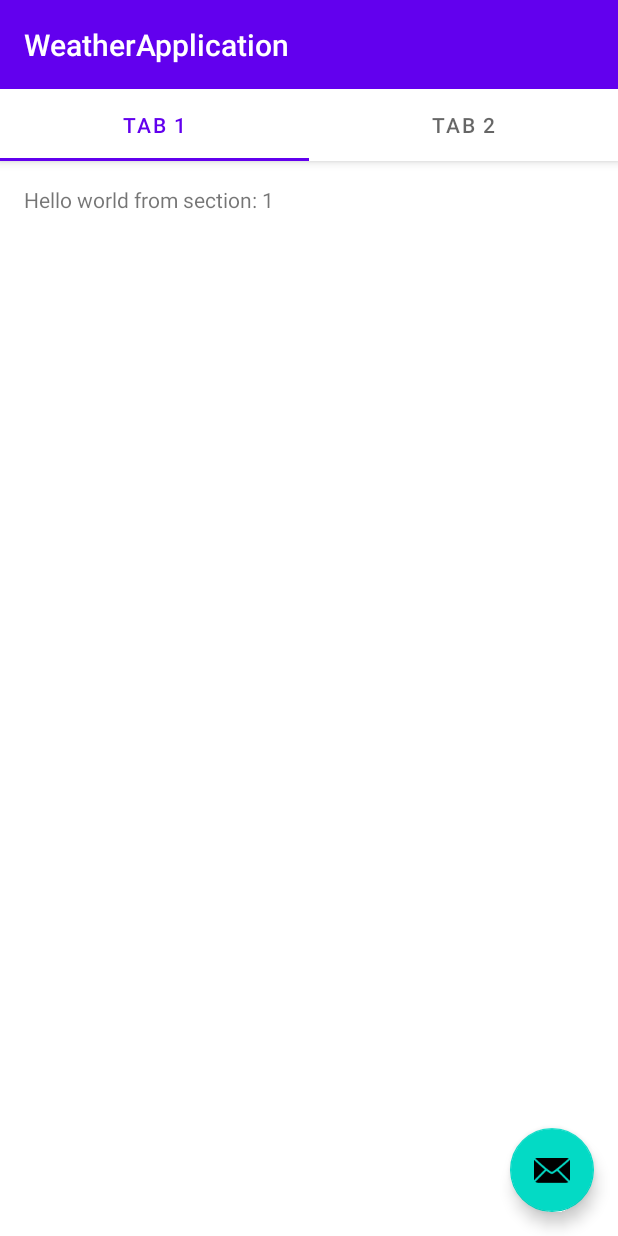
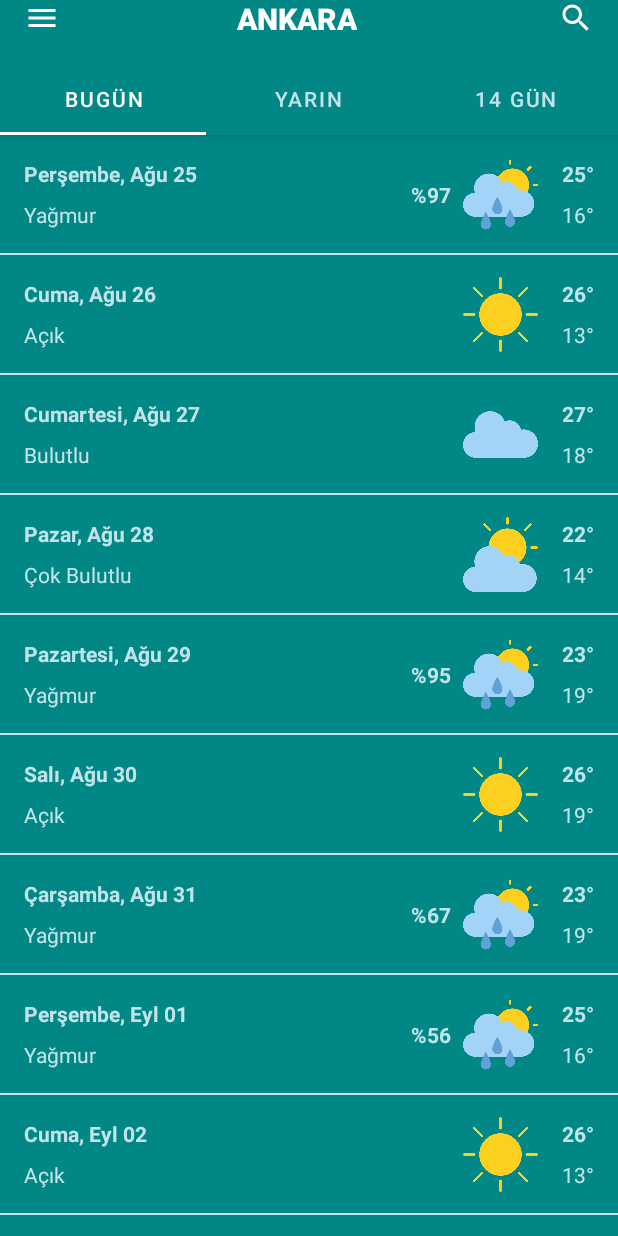
Before and after one commit to aysesenses2/WeatherApplication, an Android app: the screen it shows after launch (MainActivity), on a phone screen of 412 x 824 dp. Run offline under Robolectric (Android 15) with nearby library versions, the phone set to English and light mode, and no system bars.

Commit message:
Weather App design created.

```diff
--- a/app/src/main/java/com/example/weatherapplication/MainActivity.kt
+++ b/app/src/main/java/com/example/weatherapplication/MainActivity.kt
@@ -26,11 +26,14 @@ class MainActivity : AppCompatActivity() {
         viewPager.adapter = sectionsPagerAdapter
         val tabs: TabLayout = binding.tabs
         tabs.setupWithViewPager(viewPager)
+
+        /*
         val fab: FloatingActionButton = binding.fab
 
         fab.setOnClickListener { view ->
             Snackbar.make(view, "Replace with your own action", Snackbar.LENGTH_LONG)
                 .setAction("Action", null).show()
         }
+        */
     }
 }
--- /dev/null
+++ b/app/src/main/java/com/example/weatherapplication/RecylerViewAdapter.kt
@@ -0,0 +1,44 @@
+package com.example.weatherapplication
+
+import android.view.LayoutInflater
+import android.view.View
+import android.view.ViewGroup
+import android.widget.ImageView
+import android.widget.TextView
+import androidx.recyclerview.widget.RecyclerView
+
+class RecylerViewAdapter(private val itemList: List<WeatherModel>) :
+    RecyclerView.Adapter<RecylerViewAdapter.ViewHolder>() {
+
+    class ViewHolder(itemView: View) : RecyclerView.ViewHolder(itemView) {
+        // You can add other views here that you need to bind
+        val weather: TextView = itemView.findViewById(R.id.weather)
+        val day: TextView = itemView.findViewById(R.id.day)
+        var weatherImage: ImageView = itemView.findViewById(R.id.weatherImage)
+        val temp: TextView = itemView.findViewById(R.id.temp)
+        val temp2: TextView = itemView.findViewById(R.id.temp2)
+        val hummiditiy: TextView = itemView.findViewById(R.id.hummiditiy)
+    }
+
+    override fun onCreateViewHolder(parent: ViewGroup, viewType: Int): ViewHolder {
+        val itemView = LayoutInflater.from(parent.context)
+            .inflate(R.layout.item_weather, parent, false)
+        return ViewHolder(itemView)
+    }
+
+    override fun onBindViewHolder(holder: ViewHolder, position: Int) {
+        // Bind other views and data here
+        val currentItem = itemList[position]
+
+        holder.weather.text = currentItem.weather
+        holder.day.text = currentItem.day
+        holder.weatherImage.setImageResource(currentItem.weatherImageResId)
+        holder.temp.text = currentItem.temp
+        holder.temp2.text = currentItem.temp2
+        holder.hummiditiy.text = currentItem.hummiditiy
+    }
+
+    override fun getItemCount(): Int {
+        return itemList.size
+    }
+}
--- /dev/null
+++ b/app/src/main/java/com/example/weatherapplication/WeatherModel.kt
@@ -0,0 +1,11 @@
+package com.example.weatherapplication
+
+
+data class WeatherModel(
+    val day: String,
+    val weather: String,
+    val weatherImageResId: Int,
+    val temp: String,
+    val temp2: String,
+    val hummiditiy: String?
+)
--- a/app/src/main/java/com/example/weatherapplication/ui/main/PlaceholderFragment.kt
+++ b/app/src/main/java/com/example/weatherapplication/ui/main/PlaceholderFragment.kt
@@ -4,11 +4,12 @@ import android.os.Bundle
 import android.view.LayoutInflater
 import android.view.View
 import android.view.ViewGroup
-import android.widget.TextView
 import androidx.fragment.app.Fragment
-import androidx.lifecycle.Observer
 import androidx.lifecycle.ViewModelProvider
+import androidx.recyclerview.widget.RecyclerView
 import com.example.weatherapplication.R
+import com.example.weatherapplication.RecylerViewAdapter
+import com.example.weatherapplication.WeatherModel
 import com.example.weatherapplication.databinding.FragmentMainBinding
 
 /**
@@ -23,26 +24,146 @@ class PlaceholderFragment : Fragment() {
     // onDestroyView.
     private val binding get() = _binding!!
 
+    private lateinit var recyclerView: RecyclerView
+    private lateinit var adapter: RecylerViewAdapter
+    private lateinit var itemList: List<WeatherModel> // Your data model class
+
+
     override fun onCreate(savedInstanceState: Bundle?) {
         super.onCreate(savedInstanceState)
         pageViewModel = ViewModelProvider(this).get(PageViewModel::class.java).apply {
             setIndex(arguments?.getInt(ARG_SECTION_NUMBER) ?: 1)
         }
+
     }
 
+    private fun generateDummyData(): List<WeatherModel> {
+
+        val dummyList = mutableListOf(
+
+            WeatherModel(
+                day = "Perşembe, Ağu 25",
+                weather = "Yağmur",
+                weatherImageResId = R.drawable.cloudy_rain,
+                temp = "25°",
+                temp2 = "16°",
+                hummiditiy = "%97"
+            ),
+            WeatherModel(
+                day = "Cuma, Ağu 26",
+                weather = "Açık",
+                weatherImageResId = R.drawable.sun,
+                temp = "26°",
+                temp2 = "13°",
+                hummiditiy = null
+
+            ),
+            WeatherModel(
+                day = "Cumartesi, Ağu 27",
+                weather = "Bulutlu",
+                weatherImageResId = R.drawable.cloud,
+                temp = "27°",
+                temp2 = "18°",
+                hummiditiy = null
+
+            ),
+            WeatherModel(
+                day = "Pazar, Ağu 28",
+                weather = "Çok Bulutlu",
+                weatherImageResId = R.drawable.cloudy,
+                temp = "22°",
+                temp2 = "14°",
+                hummiditiy = null
+
+            ),    WeatherModel(
+                day = "Pazartesi, Ağu 29",
+                weather = "Yağmur",
+                weatherImageResId = R.drawable.cloudy_rain,
+                temp = "23°",
+                temp2 = "19°",
+                hummiditiy = "%95"
+
+            )
+            ,    WeatherModel(
+                day = "Salı, Ağu 30",
+                weather = "Açık",
+                weatherImageResId = R.drawable.sun,
+                temp = "26°",
+                temp2 = "19°",
+                hummiditiy = null
+
+            ),
+                WeatherModel(
+                day = "Çarşamba, Ağu 31",
+                weather = "Yağmur",
+                weatherImageResId = R.drawable.cloudy_rain,
+                temp = "23°",
+                temp2 = "19°",
+                    hummiditiy = "%67"
+
+                ),
+            WeatherModel(
+                day = "Perşembe, Eyl 01",
+                weather = "Yağmur",
+                weatherImageResId = R.drawable.cloudy_rain,
+                temp = "25°",
+                temp2 = "16°",
+                hummiditiy = "%56"
+
+            ),
+            WeatherModel(
+                day = "Cuma, Eyl 02",
+                weather = "Açık",
+                weatherImageResId = R.drawable.sun,
+                temp = "26°",
+                temp2 = "13°",
+                hummiditiy = null
+
+            ),
+            WeatherModel(
+                day = "Cumartesi, Eyl 03",
+                weather = "Bulutlu",
+                weatherImageResId = R.drawable.cloud,
+                temp = "27°",
+                temp2 = "18°",
+                hummiditiy = null
+
+            ),
+            WeatherModel(
+                day = "Pazar, Eyl 04",
+                weather = "Çok Bulutlu",
+                weatherImageResId = R.drawable.cloudy,
+                temp = "22°",
+                temp2 = "14°",
+                hummiditiy = null
+
+            ),
+        )
+
+        return dummyList
+    }
     override fun onCreateView(
         inflater: LayoutInflater, container: ViewGroup?,
         savedInstanceState: Bundle?
-    ): View? {
+    ): View {
 
         _binding = FragmentMainBinding.inflate(inflater, container, false)
-        val root = binding.root
 
+        recyclerView = binding.recylerview
+        // Initialize your list of dummy data
+        itemList = generateDummyData()
+
+        // Create and set the adapter
+        adapter = RecylerViewAdapter(itemList) // Pass your list of items to the adapter
+        recyclerView.adapter = adapter
+
+        /*
         val textView: TextView = binding.sectionLabel
         pageViewModel.text.observe(viewLifecycleOwner, Observer {
             textView.text = it
         })
-        return root
+        */
+        return binding.root
     }
 
     companion object {
--- a/app/src/main/java/com/example/weatherapplication/ui/main/SectionsPagerAdapter.kt
+++ b/app/src/main/java/com/example/weatherapplication/ui/main/SectionsPagerAdapter.kt
@@ -8,7 +8,8 @@ import com.example.weatherapplication.R
 
 private val TAB_TITLES = arrayOf(
     R.string.tab_text_1,
-    R.string.tab_text_2
+    R.string.tab_text_2,
+    R.string.tab_text_3
 )
 
 /**
@@ -30,6 +31,6 @@ class SectionsPagerAdapter(private val context: Context, fm: FragmentManager) :
 
     override fun getCount(): Int {
         // Show 2 total pages.
-        return 2
+        return 3
     }
 }
--- /dev/null
+++ b/app/src/main/res/drawable/ic_cloud.xml
@@ -0,0 +1,5 @@
+<vector android:height="24dp" android:tint="#FFFFFF"
+    android:viewportHeight="24" android:viewportWidth="24"
+    android:width="24dp" xmlns:android="http://schemas.android.com/apk/res/android">
+    <path android:fillColor="@android:color/white" android:pathData="M19.35,10.04C18.67,6.59 15.64,4 12,4 9.11,4 6.6,5.64 5.35,8.04 2.34,8.36 0,10.91 0,14c0,3.31 2.69,6 6,6h13c2.76,0 5,-2.24 5,-5 0,-2.64 -2.05,-4.78 -4.65,-4.96z"/>
+</vector>
--- /dev/null
+++ b/app/src/main/res/drawable/ic_menu.xml
@@ -0,0 +1,5 @@
+<vector android:height="24dp" android:tint="#FFFFFF"
+    android:viewportHeight="24" android:viewportWidth="24"
+    android:width="24dp" xmlns:android="http://schemas.android.com/apk/res/android">
+    <path android:fillColor="@android:color/white" android:pathData="M3,18h18v-2L3,16v2zM3,13h18v-2L3,11v2zM3,6v2h18L21,6L3,6z"/>
+</vector>
--- /dev/null
+++ b/app/src/main/res/drawable/ic_search.xml
@@ -0,0 +1,5 @@
+<vector android:height="24dp" android:tint="#FFFFFF"
+    android:viewportHeight="24" android:viewportWidth="24"
+    android:width="24dp" xmlns:android="http://schemas.android.com/apk/res/android">
+    <path android:fillColor="@android:color/white" android:pathData="M15.5,14h-0.79l-0.28,-0.27C15.41,12.59 16,11.11 16,9.5 16,5.91 13.09,3 9.5,3S3,5.91 3,9.5 5.91,16 9.5,16c1.61,0 3.09,-0.59 4.23,-1.57l0.27,0.28v0.79l5,4.99L20.49,19l-4.99,-5zM9.5,14C7.01,14 5,11.99 5,9.5S7.01,5 9.5,5 14,7.01 14,9.5 11.99,14 9.5,14z"/>
+</vector>
--- a/app/src/main/res/layout/activity_main.xml
+++ b/app/src/main/res/layout/activity_main.xml
@@ -7,9 +7,28 @@
     tools:context=".MainActivity">
 
     <com.google.android.material.appbar.AppBarLayout
+        android:id="@+id/appBarLayout"
         android:layout_width="match_parent"
         android:layout_height="wrap_content"
         android:theme="@style/Theme.WeatherApplication.AppBarOverlay">
+
+        <androidx.constraintlayout.widget.ConstraintLayout
+            android:layout_width="match_parent"
+            android:layout_height="wrap_content">
+
+            <ImageView
+                android:id="@+id/optionMenu"
+                android:layout_width="wrap_content"
+                android:layout_height="wrap_content"
+                android:layout_marginStart="16dp"
+                android:src="@drawable/ic_menu"
+                app:layout_constraintEnd_toStartOf="@+id/title"
+                app:layout_constraintHorizontal_bias="0.5"
+                app:layout_constraintHorizontal_chainStyle="spread_inside"
+                app:layout_constraintStart_toStartOf="parent"
+                tools:layout_editor_absoluteY="16dp">
+
+            </ImageView>
 
             <TextView
                 android:id="@+id/title"
@@ -18,14 +37,42 @@
                 android:gravity="center"
                 android:minHeight="?actionBarSize"
                 android:padding="@dimen/appbar_padding"
-            android:text="@string/app_name"
-            android:textAppearance="@style/TextAppearance.Widget.AppCompat.Toolbar.Title" />
+                android:text="ANKARA"
+                android:textAppearance="@style/TextAppearance.Widget.AppCompat.Toolbar.Title"
+                android:textStyle="bold"
+                app:layout_constraintBottom_toBottomOf="@+id/optionMenu"
+                app:layout_constraintEnd_toStartOf="@+id/search"
+                app:layout_constraintHorizontal_bias="0.5"
+                app:layout_constraintStart_toEndOf="@+id/optionMenu"
+                app:layout_constraintTop_toTopOf="@+id/optionMenu" />
+
+            <ImageView
+                android:id="@+id/search"
+                android:layout_width="wrap_content"
+                android:layout_height="wrap_content"
+                android:layout_marginStart="16dp"
+                android:layout_marginEnd="16dp"
+                android:src="@drawable/ic_search"
+                app:layout_constraintBottom_toBottomOf="@+id/title"
+                app:layout_constraintEnd_toEndOf="parent"
+                app:layout_constraintHorizontal_bias="0.5"
+                app:layout_constraintStart_toEndOf="@+id/title"
+                app:layout_constraintTop_toTopOf="@+id/title">
+
+            </ImageView>
+        </androidx.constraintlayout.widget.ConstraintLayout>
 
         <com.google.android.material.tabs.TabLayout
             android:id="@+id/tabs"
             android:layout_width="match_parent"
-            android:layout_height="wrap_content" />
+            android:layout_height="wrap_content"
+            android:elevation="0dp"
+            app:tabBackground="?attr/colorPrimary"
+            app:tabIndicatorColor="@android:color/white"
+            app:tabSelectedTextColor="@color/white"
+            app:tabTextColor="@color/white_gray" />
     </com.google.android.material.appbar.AppBarLayout>
+
 
     <androidx.viewpager.widget.ViewPager
         android:id="@+id/view_pager"
@@ -33,12 +80,4 @@
         android:layout_height="match_parent"
         app:layout_behavior="@string/appbar_scrolling_view_behavior" />
 
-    <com.google.android.material.floatingactionbutton.FloatingActionButton
-        android:id="@+id/fab"
-        android:layout_width="wrap_content"
-        android:layout_height="wrap_content"
-        android:layout_gravity="bottom|end"
-        android:layout_marginEnd="@dimen/fab_margin"
-        android:layout_marginBottom="16dp"
-        app:srcCompat="@android:drawable/ic_dialog_email" />
 </androidx.coordinatorlayout.widget.CoordinatorLayout>
--- a/app/src/main/res/layout/fragment_main.xml
+++ b/app/src/main/res/layout/fragment_main.xml
@@ -1,4 +1,5 @@
 <?xml version="1.0" encoding="utf-8"?>
+
 <androidx.constraintlayout.widget.ConstraintLayout xmlns:android="http://schemas.android.com/apk/res/android"
     xmlns:app="http://schemas.android.com/apk/res-auto"
     xmlns:tools="http://schemas.android.com/tools"
@@ -7,17 +8,20 @@
     android:layout_height="match_parent"
     tools:context=".ui.main.PlaceholderFragment">
 
-    <TextView
-        android:id="@+id/section_label"
-        android:layout_width="wrap_content"
-        android:layout_height="wrap_content"
-        android:layout_marginStart="@dimen/activity_horizontal_margin"
-        android:layout_marginTop="@dimen/activity_vertical_margin"
-        android:layout_marginEnd="@dimen/activity_horizontal_margin"
-        android:layout_marginBottom="@dimen/activity_vertical_margin"
-        app:layout_constraintLeft_toLeftOf="parent"
-        app:layout_constraintTop_toTopOf="@+id/constraintLayout"
-        tools:layout_constraintLeft_creator="1"
-        tools:layout_constraintTop_creator="1" />
+   <androidx.recyclerview.widget.RecyclerView
+       android:id="@+id/recylerview"
+       android:layout_width="match_parent"
+       android:layout_height="match_parent"
+       app:layoutManager="androidx.recyclerview.widget.LinearLayoutManager"
+       app:layout_constraintBottom_toBottomOf="parent"
+       app:layout_constraintEnd_toEndOf="parent"
+       app:layout_constraintHorizontal_bias="0.0"
+       app:layout_constraintStart_toStartOf="parent"
+       app:layout_constraintTop_toTopOf="parent"
+       app:layout_constraintVertical_bias="0.0"
+       tools:itemCount="10"
+       tools:listitem="@layout/item_weather">
+
+   </androidx.recyclerview.widget.RecyclerView>
 
 </androidx.constraintlayout.widget.ConstraintLayout>
--- /dev/null
+++ b/app/src/main/res/layout/item_weather.xml
@@ -0,0 +1,90 @@
+<?xml version="1.0" encoding="utf-8"?>
+<androidx.constraintlayout.widget.ConstraintLayout xmlns:android="http://schemas.android.com/apk/res/android"
+    xmlns:app="http://schemas.android.com/apk/res-auto"
+    xmlns:tools="http://schemas.android.com/tools"
+    android:layout_width="match_parent"
+    android:background="@color/teal_700"
+    android:layout_height="wrap_content">
+
+
+    <ImageView
+        android:id="@+id/weatherImage"
+        android:layout_width="50dp"
+        android:layout_height="50dp"
+        android:layout_marginEnd="16dp"
+        android:src="@drawable/ic_cloud"
+        app:layout_constraintBottom_toBottomOf="@+id/temp2"
+        app:layout_constraintEnd_toStartOf="@+id/temp"
+        app:layout_constraintTop_toTopOf="@+id/temp" />
+
+    <TextView
+        android:id="@+id/day"
+        android:layout_width="0dp"
+        android:layout_height="wrap_content"
+        android:layout_marginStart="16dp"
+        android:layout_marginTop="16dp"
+        android:layout_marginEnd="16dp"
+        android:text="Perşembe, Agu 25"
+        android:textColor="@color/white_gray"
+        android:textStyle="bold"
+        app:layout_constraintEnd_toStartOf="@+id/hummiditiy"
+        app:layout_constraintStart_toStartOf="parent"
+        app:layout_constraintTop_toTopOf="parent" />
+
+    <TextView
+        android:id="@+id/weather"
+        android:layout_width="0dp"
+        android:layout_height="wrap_content"
+        android:layout_marginTop="8dp"
+        android:text="Yağmur"
+        android:textColor="@color/white_gray"
+        app:layout_constraintEnd_toEndOf="@+id/day"
+        app:layout_constraintStart_toStartOf="@+id/day"
+        app:layout_constraintTop_toBottomOf="@+id/day" />
+
+    <TextView
+        android:id="@+id/temp"
+        android:layout_width="wrap_content"
+        android:layout_height="wrap_content"
+        android:layout_marginTop="16dp"
+        android:layout_marginEnd="16dp"
+        android:text="29°"
+        android:textColor="@color/white_gray"
+        android:textStyle="bold"
+        app:layout_constraintEnd_toEndOf="parent"
+        app:layout_constraintTop_toTopOf="parent" />
+
+    <TextView
+        android:id="@+id/temp2"
+        android:layout_width="wrap_content"
+        android:layout_height="wrap_content"
+        android:layout_marginTop="8dp"
+        android:text="16°"
+        android:textColor="@color/white_gray"
+        app:layout_constraintEnd_toEndOf="@+id/temp"
+        app:layout_constraintStart_toStartOf="@+id/temp"
+        app:layout_constraintTop_toBottomOf="@+id/temp" />
+
+    <View
+        android:layout_width="match_parent"
+        android:layout_height="1dp"
+        android:layout_marginTop="16dp"
+        android:background="@color/white_gray"
+        app:layout_constraintBottom_toBottomOf="parent"
+        app:layout_constraintEnd_toEndOf="parent"
+        app:layout_constraintStart_toStartOf="parent"
+        app:layout_constraintTop_toBottomOf="@+id/weather">
+
+    </View>
+
+    <TextView
+        android:id="@+id/hummiditiy"
+        android:layout_width="wrap_content"
+        android:layout_height="wrap_content"
+        android:layout_marginEnd="8dp"
+        android:textColor="@color/white_gray"
+        android:textStyle="bold"
+        app:layout_constraintBottom_toBottomOf="@+id/weatherImage"
+        app:layout_constraintEnd_toStartOf="@+id/weatherImage"
+        app:layout_constraintTop_toTopOf="@+id/weatherImage" />
+</androidx.constraintlayout.widget.ConstraintLayout>
--- a/app/src/main/res/values-night/themes.xml
+++ b/app/src/main/res/values-night/themes.xml
@@ -4,11 +4,11 @@
         <!-- Primary brand color. -->
         <item name="colorPrimary">@color/purple_200</item>
         <item name="colorPrimaryVariant">@color/purple_700</item>
-        <item name="colorOnPrimary">@color/black</item>
+        <item name="colorOnPrimary">@color/white_gray</item>
         <!-- Secondary brand color. -->
         <item name="colorSecondary">@color/teal_200</item>
         <item name="colorSecondaryVariant">@color/teal_200</item>
-        <item name="colorOnSecondary">@color/black</item>
+        <item name="colorOnSecondary">@color/white_gray</item>
         <!-- Status bar color. -->
         <item name="android:statusBarColor">?attr/colorPrimaryVariant</item>
         <!-- Customize your theme here. -->
--- a/app/src/main/res/values/colors.xml
+++ b/app/src/main/res/values/colors.xml
@@ -5,6 +5,6 @@
     <color name="purple_700">#FF3700B3</color>
     <color name="teal_200">#FF03DAC5</color>
     <color name="teal_700">#FF018786</color>
-    <color name="black">#FF000000</color>
-    <color name="white">#FFFFFFFF</color>
+    <color name="white_gray">#c2e3e8</color>
+    <color name="white">#FFFFFF</color>
 </resources>
--- a/app/src/main/res/values/strings.xml
+++ b/app/src/main/res/values/strings.xml
@@ -1,6 +1,7 @@
 <resources>
     <string name="app_name">WeatherApplication</string>
     <string name="title_activity_main">MainActivity</string>
-    <string name="tab_text_1">Tab 1</string>
-    <string name="tab_text_2">Tab 2</string>
+    <string name="tab_text_1">BUGÜN</string>
+    <string name="tab_text_2">YARIN</string>
+    <string name="tab_text_3">14 GÜN</string>
 </resources>
--- a/app/src/main/res/values/themes.xml
+++ b/app/src/main/res/values/themes.xml
@@ -2,13 +2,13 @@
     <!-- Base application theme. -->
     <style name="Theme.WeatherApplication" parent="Theme.MaterialComponents.DayNight.DarkActionBar">
         <!-- Primary brand color. -->
-        <item name="colorPrimary">@color/purple_500</item>
-        <item name="colorPrimaryVariant">@color/purple_700</item>
-        <item name="colorOnPrimary">@color/white</item>
+        <item name="colorPrimary">@color/teal_700</item>
+        <item name="colorPrimaryVariant">@color/teal_700</item>
+        <item name="colorOnPrimary">@color/white_gray</item>
         <!-- Secondary brand color. -->
-        <item name="colorSecondary">@color/teal_200</item>
+        <item name="colorSecondary">@color/teal_700</item>
         <item name="colorSecondaryVariant">@color/teal_700</item>
-        <item name="colorOnSecondary">@color/black</item>
+        <item name="colorOnSecondary">@color/white_gray</item>
         <!-- Status bar color. -->
         <item name="android:statusBarColor">?attr/colorPrimaryVariant</item>
         <!-- Customize your theme here. -->
```
Also changed, not shown: app/src/main/res/drawable/cloud.png (added), app/src/main/res/drawable/cloudy.png (added), app/src/main/res/drawable/cloudy_rain.png (added), app/src/main/res/drawable/sun.png (added). Lines whose indentation alone changed are shown as unchanged.
